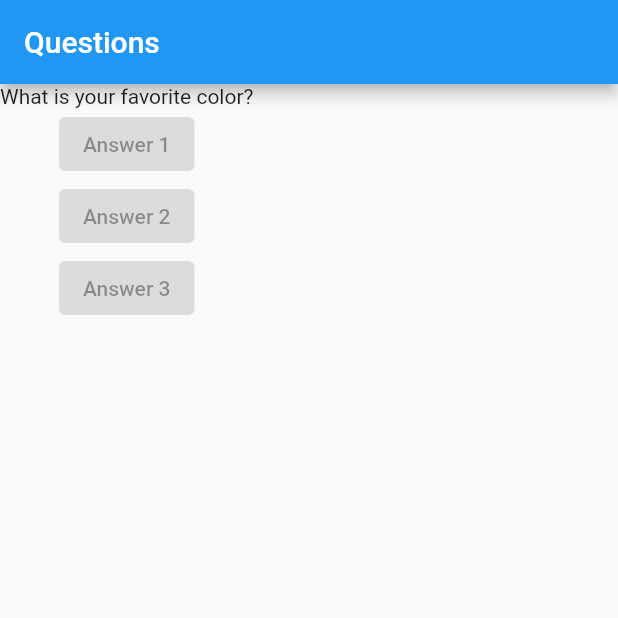
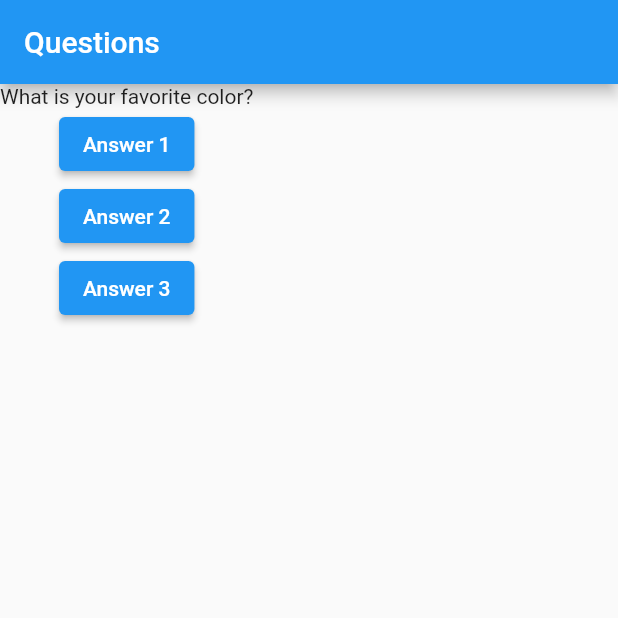
Before and after one commit to leobaiano/questions-and-answers, a Flutter app: the screen it shows after launch, on a phone screen of 412 x 824 dp, the top half of it. Run offline on Flutter 3.47's test engine with Material 2 defaults, Android fonts, the light colour scheme and no system bars.

Commit message:
feat: call function when pressing button

```diff
--- a/lib/main.dart
+++ b/lib/main.dart
@@ -3,14 +3,19 @@ import 'package:flutter/material.dart';
 void main() => runApp(AnswersApp());
 
 class AnswersApp extends StatelessWidget {
-  final List<String> questions = [
-    'What is your favorite color?',
-    'What is your favorite animal?'
-  ];
+
+  void answer() {
+    print('Question answer');
+  }
 
 
   @override
   Widget build(BuildContext context) {
+    final List<String> questions = [
+      'What is your favorite color?',
+      'What is your favorite animal?'
+    ];
+
     return MaterialApp(
       home: Scaffold(
         appBar: AppBar(
@@ -19,17 +24,17 @@ class AnswersApp extends StatelessWidget {
         body: Column(
           children: <Widget>[
             Text(questions[0]),
-            const ElevatedButton(
+            ElevatedButton(
               child: Text('Answer 1'),
-              onPressed: null,
+              onPressed: answer,
             ),
-            const ElevatedButton(
+            ElevatedButton(
               child: Text('Answer 2'),
-              onPressed: null,
+              onPressed: answer,
             ),
-            const ElevatedButton(
+            ElevatedButton(
               child: Text('Answer 3'),
-              onPressed: null,
+              onPressed: answer,
             ),
           ],
         )
```
